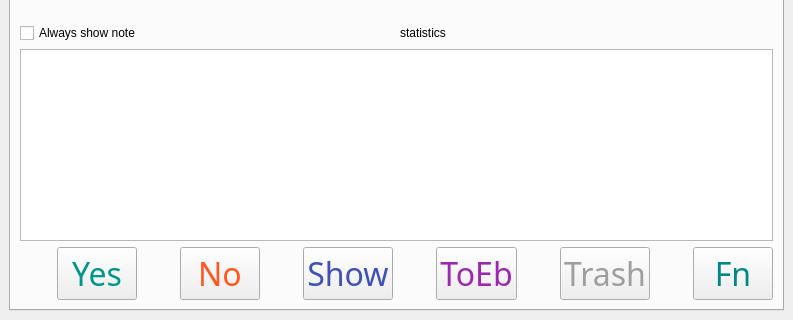
The window that ui/FightMemPC.ui (zhaomh1998/FightMem) describes before a commit, drawn with Qt 5; both pictures show x 0 to 793 and y 584 to 904 of the 793 by 904 pixel window.
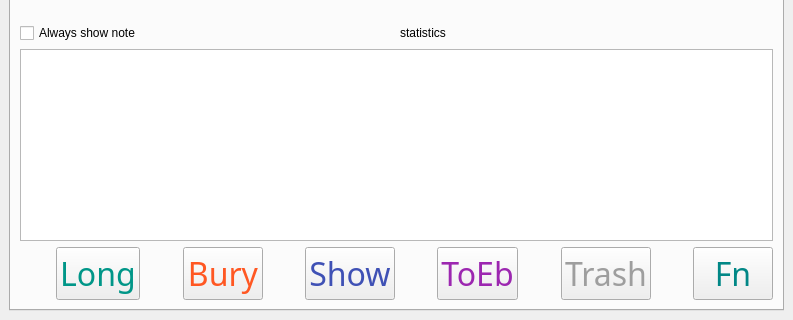
The same window after the commit. Icons and pictures are not drawn.

Commit message: revise newbie test model; add bury(no more today) and long(force half life=24hr); handle ebisu assertion error

The edit to the form file:
```diff
--- a/ui/FightMemPC.ui
+++ b/ui/FightMemPC.ui
@@ -274,7 +274,7 @@
 }</string>
                 </property>
                 <property name="text">
-                 <string> Yes </string>
+                 <string>Long</string>
                 </property>
                </widget>
               </item>
@@ -306,7 +306,7 @@
 }</string>
                 </property>
                 <property name="text">
-                 <string> No </string>
+                 <string>Bury</string>
                 </property>
                </widget>
               </item>
```
Left out of the diff: 4 changed lines with no effect on the pictures. The commit also changes 6 other files.
